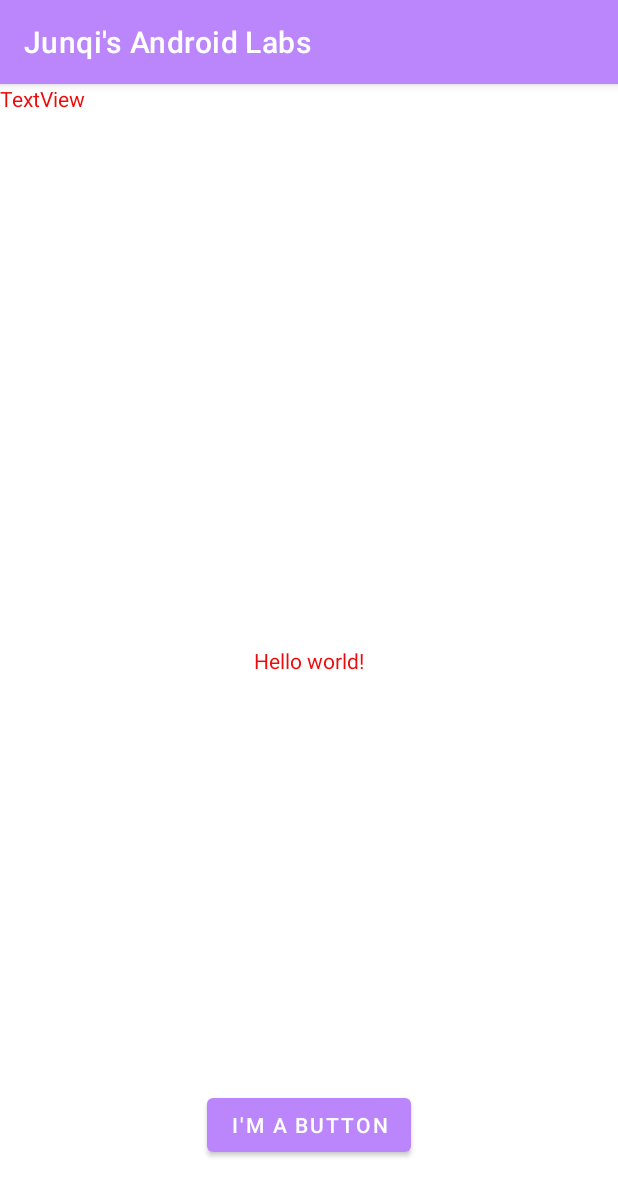
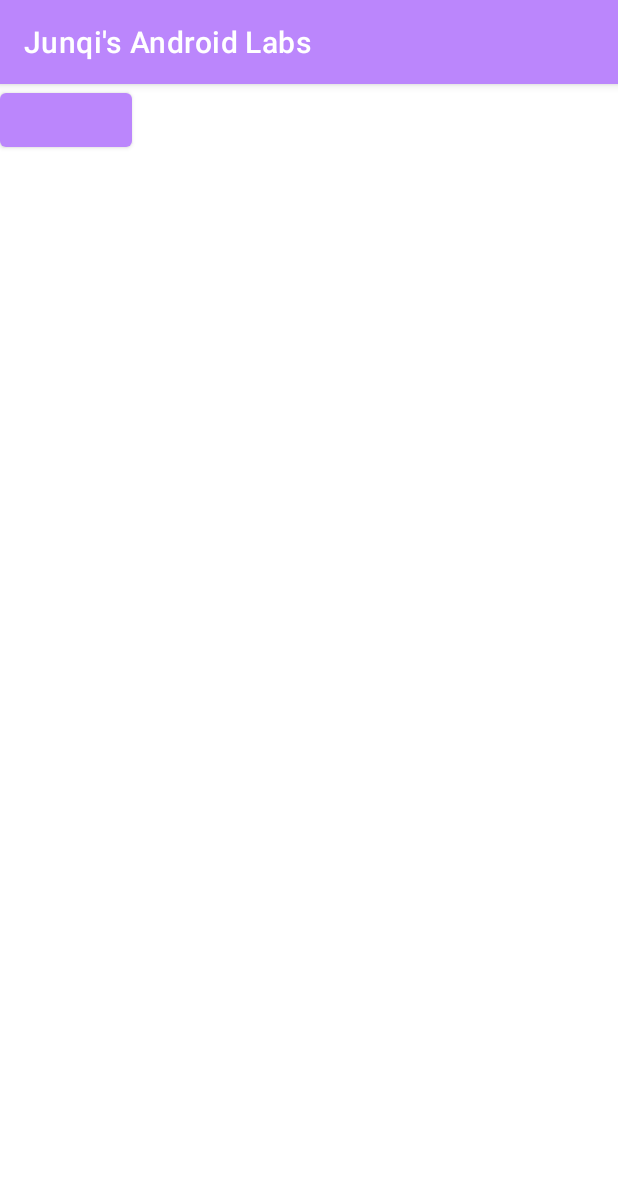
Before and after one commit to JunqiHong/JunqisAndroidLabs, an Android app: the screen it shows after launch (MainActivity), on a phone screen of 412 x 824 dp. Shown: the top 1196 px of the screen. Run offline under Robolectric (Android 15) with nearby library versions, the phone set to English and light mode, and no system bars.

Commit message:
Commit 6 page4-unfinished

```diff
--- a/app/build.gradle
+++ b/app/build.gradle
@@ -26,6 +26,9 @@ android {
         sourceCompatibility JavaVersion.VERSION_1_8
         targetCompatibility JavaVersion.VERSION_1_8
     }
+    buildFeatures {
+        viewBinding true
+    }
 }
 
 dependencies {
--- a/app/src/main/java/algonquin/cst2335/ID041012545/MainActivity.java
+++ b/app/src/main/java/algonquin/cst2335/ID041012545/MainActivity.java
@@ -1,19 +1,60 @@
 package algonquin.cst2335.ID041012545;
 
 import androidx.appcompat.app.AppCompatActivity;
+import androidx.lifecycle.ViewModelProvider;
 
 import android.os.Bundle;
+import android.view.View;
+import android.widget.Button;
+import android.widget.TextView;
+
+import algonquin.cst2335.ID041012545.data.MainActivityViewModel;
+import algonquin.cst2335.ID041012545.databinding.ActivityMainBinding;
 
 public class MainActivity extends AppCompatActivity {
+
+
+    private ActivityMainBinding binding;
+
+    MainActivityViewModel viewModel;
 
     @Override  //This starts the application
     protected void onCreate(Bundle savedInstanceState) {
         super.onCreate(savedInstanceState);
 
-        //loads buttons / text on screen
-        setContentView(R.layout.activity_main);
-                        //R means res, layout is the folder, activity-main is the file
+        viewModel = new ViewModelProvider(this).get(MainActivityViewModel.class);
+
+        binding = ActivityMainBinding.inflate(getLayoutInflater() ); // produces layout inflater
 
 
-    }
-}
+        binding.textview.setText(viewModel.editString);
+        binding.button.setText(viewModel.editString);
+
+
+
+        //loads buttons / text on screen
+        setContentView(binding.getRoot()); //load stuff on screen
+        //R means res, layout is the folder, activity-main is the file
+
+
+
+        binding.textview.setText(viewModel.editString);
+
+        binding.button.setOnClickListener((veeew) -> {
+
+        });
+
+        binding.button.setOnClickListener(v -> {
+            viewModel.editString="You Clicked the button";
+
+            binding.textview.setText(viewModel.editString);
+            binding.button.setText(viewModel.editString);
+
+//            viewModel.editString=binding.editString.getText().toString();
+//            binding.textview.setText("You clicked the button");
+        });
+    };
+
+
+
+};
--- /dev/null
+++ b/app/src/main/java/algonquin/cst2335/ID041012545/data/MainActivityViewModel.java
@@ -0,0 +1,7 @@
+package algonquin.cst2335.ID041012545.data;
+
+import androidx.lifecycle.ViewModel;
+
+public class MainActivityViewModel extends ViewModel {
+    public String editString;
+}
--- a/app/src/main/res/layout/activity_main.xml
+++ b/app/src/main/res/layout/activity_main.xml
@@ -1,39 +1,25 @@
 <?xml version="1.0" encoding="utf-8"?>
-<androidx.constraintlayout.widget.ConstraintLayout xmlns:android="http://schemas.android.com/apk/res/android"
-    xmlns:app="http://schemas.android.com/apk/res-auto"
+<LinearLayout android:orientation="horizontal"
+    xmlns:android="http://schemas.android.com/apk/res/android"
     xmlns:tools="http://schemas.android.com/tools"
     android:layout_width="match_parent"
     android:layout_height="match_parent"
     tools:context=".MainActivity">
 
     <TextView
+        android:id="@+id/textview"
         android:layout_width="wrap_content"
         android:layout_height="wrap_content"
-        android:text="@string/hello_message"
-        app:layout_constraintBottom_toBottomOf="parent"
-        app:layout_constraintEnd_toEndOf="parent"
-        app:layout_constraintStart_toStartOf="parent"
-        app:layout_constraintTop_toTopOf="parent" />
+        android:text="@string/hello_message" />
 
 
 
     <Button
+        android:id="@+id/button"
         android:layout_width="wrap_content"
         android:layout_height="wrap_content"
         android:layout_marginBottom="50dp"
-        android:text="@string/button_message"
-        app:layout_constraintBottom_toBottomOf="parent"
-        app:layout_constraintEnd_toEndOf="parent"
-        app:layout_constraintHorizontal_bias="0.5"
-        app:layout_constraintStart_toStartOf="parent" />
-
-    <TextView
-        android:id="@+id/textView"
-        android:layout_width="wrap_content"
-        android:layout_height="wrap_content"
-        android:text="TextView"
-        tools:layout_editor_absoluteX="189dp"
-        tools:layout_editor_absoluteY="473dp" />
+        android:text="@string/button_message" />
 
 
-</androidx.constraintlayout.widget.ConstraintLayout>
+</LinearLayout>
```
